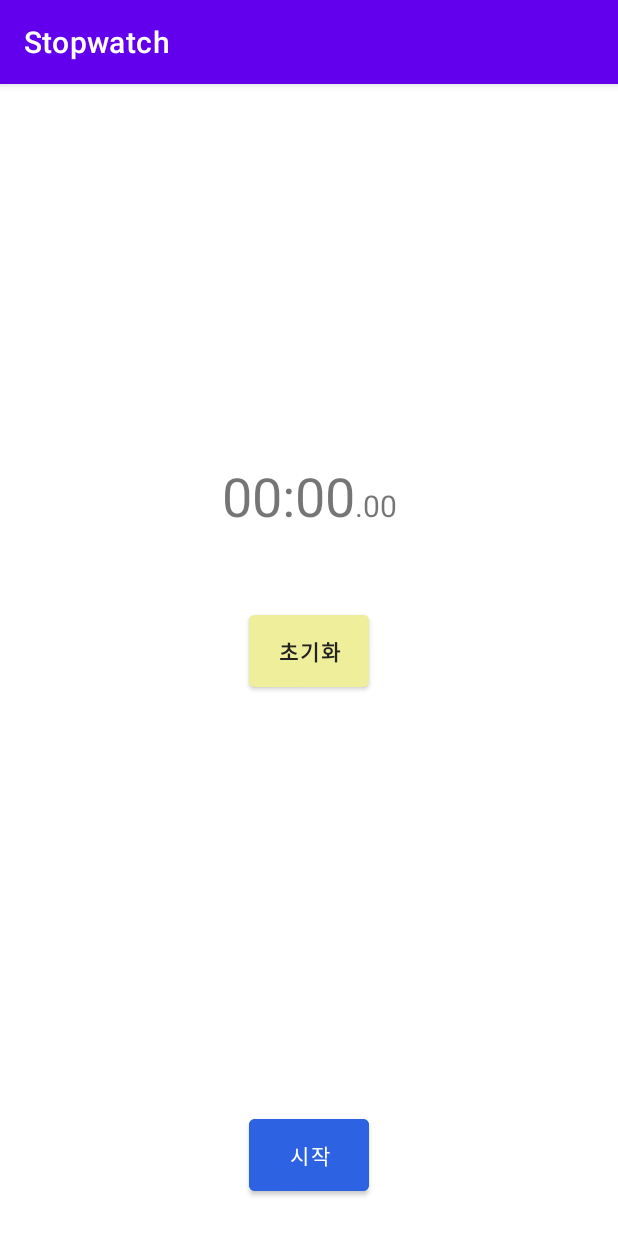
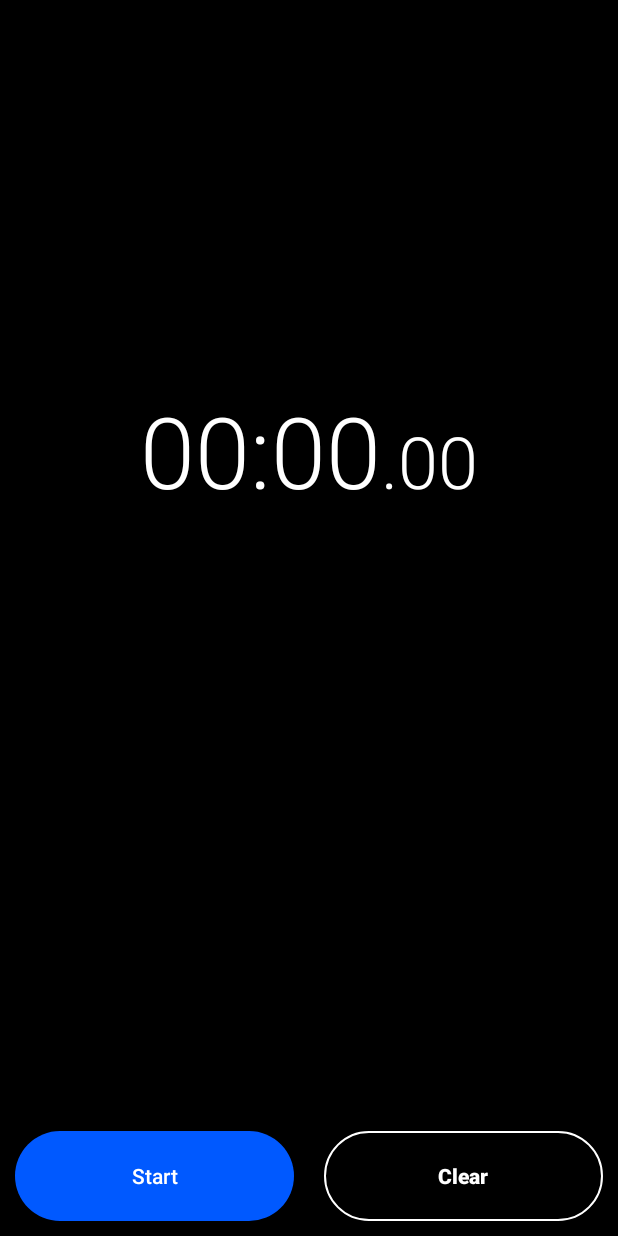
Before and after one commit to Tchaikovsky1114/kotlin-stopwatch, an Android app: the screen it shows after launch (MainActivity before the commit, UpgradeMainActivity after it), on a phone screen of 412 x 824 dp. Run offline under Robolectric (Android 15) with nearby library versions, the phone set to English and light mode, and no system bars.

Commit message:
feat: stopwatch 디자인 수정

```diff
--- a/app/src/main/AndroidManifest.xml
+++ b/app/src/main/AndroidManifest.xml
@@ -15,6 +15,13 @@
         <activity
             android:name=".MainActivity"
             android:exported="true">
+            <meta-data
+                android:name="android.app.lib_name"
+                android:value="" />
+        </activity>
+        <activity
+            android:name=".UpgradeMainActivity"
+            android:exported="true">
             <intent-filter>
                 <action android:name="android.intent.action.MAIN" />
 
--- /dev/null
+++ b/app/src/main/java/com/example/stopwatch/UpgradeMainActivity.kt
@@ -0,0 +1,93 @@
+package com.example.stopwatch
+
+import androidx.appcompat.app.AppCompatActivity
+import android.os.Bundle
+import android.view.View
+import android.widget.Button
+import android.widget.TextView
+import java.util.Timer
+import kotlin.concurrent.timer
+
+class UpgradeMainActivity : AppCompatActivity(), View.OnClickListener {
+
+
+    private lateinit var btn_start : Button
+    private lateinit var btn_refresh : Button
+    private lateinit var tv_minute : TextView
+    private lateinit var tv_second : TextView
+    private lateinit var tv_millisecond : TextView
+
+    private var isRunning = false
+
+    private var timer : Timer? = null
+    private var time = 0
+
+    override fun onCreate(savedInstanceState: Bundle?) {
+        super.onCreate(savedInstanceState)
+        setContentView(R.layout.activity_main_upgrade)
+
+        btn_start = findViewById(R.id.button_start)
+        btn_refresh = findViewById(R.id.button_refresh)
+        tv_minute = findViewById(R.id.minute)
+        tv_second = findViewById(R.id.second)
+        tv_millisecond = findViewById(R.id.millisecond)
+
+        // this = OnClickListener를 뜻함.
+        btn_start.setOnClickListener(this)
+        btn_refresh.setOnClickListener(this)
+    }
+
+    override fun onClick(view: View?) {
+        when(view?.id) {
+            R.id.button_start -> {
+                if(isRunning) {
+                    pause()
+                } else {
+                    start()
+                }
+            }
+            R.id.button_refresh -> {
+                refresh()
+            }
+        }
+    }
+
+    private fun start() {
+        btn_start.text = getString(R.string.btn_pause_eng)
+        isRunning = true
+
+        timer = timer(period = 10) {
+            time++
+
+            val milliSecond = time%100
+            val second = (time % 6000) / 100
+            val minute = time / 6000
+
+            // background 쓰레드는 UI에 접근할 수 없음.
+            // 접근하기 위해 runOnUiThread 사용.
+            runOnUiThread {
+                if(isRunning){
+                    tv_millisecond.text = if(milliSecond < 10) ".0${milliSecond}" else ".${milliSecond}"
+                    tv_second.text = if(second < 10) ".0${second}" else ".${second}"
+                    tv_minute.text = "$minute"
+                }
+            }
+        }
+    }
+    private fun pause() {
+        timer?.cancel()
+        btn_start.text = getString(R.string.btn_start_eng)
+        isRunning = false
+    }
+
+    private fun refresh() {
+        time = 0
+        runOnUiThread {
+            tv_millisecond.text = ".00"
+            tv_second.text = ".00"
+            tv_minute.text = "00"
+        }
+        pause()
+
+    }
+}
--- /dev/null
+++ b/app/src/main/res/drawable/btn_black.xml
@@ -0,0 +1,11 @@
+<?xml version="1.0" encoding="utf-8"?>
+<shape xmlns:android="http://schemas.android.com/apk/res/android">
+    <solid
+        android:color="@color/black"/>
+    <corners
+        android:radius="30dp" />
+    <stroke
+        android:width="1.5dp"
+        android:color="@color/white"
+        />
+</shape>
--- /dev/null
+++ b/app/src/main/res/drawable/btn_blue.xml
@@ -0,0 +1,8 @@
+<?xml version="1.0" encoding="utf-8"?>
+<shape xmlns:android="http://schemas.android.com/apk/res/android">
+    <solid
+        android:color="@color/blue"/>
+    <corners
+        android:radius="30dp" />
+
+</shape>
--- /dev/null
+++ b/app/src/main/res/layout/activity_main_upgrade.xml
@@ -0,0 +1,81 @@
+<?xml version="1.0" encoding="utf-8"?>
+<androidx.constraintlayout.widget.ConstraintLayout xmlns:android="http://schemas.android.com/apk/res/android"
+    xmlns:app="http://schemas.android.com/apk/res-auto"
+    xmlns:tools="http://schemas.android.com/tools"
+    android:layout_width="match_parent"
+    android:layout_height="match_parent"
+    android:background="@color/black"
+    tools:context=".MainActivity">
+
+    <TextView
+        android:id="@+id/minute"
+        android:layout_width="wrap_content"
+        android:layout_height="wrap_content"
+        android:text="00"
+        android:textSize="66sp"
+        app:layout_constraintBottom_toBottomOf="parent"
+        app:layout_constraintEnd_toStartOf="@+id/second"
+        app:layout_constraintHorizontal_bias="0.5"
+        app:layout_constraintHorizontal_chainStyle="packed"
+        app:layout_constraintStart_toStartOf="parent"
+        app:layout_constraintTop_toTopOf="parent"
+        android:fontFamily="sans-serif-light"
+        android:textColor="#fff"
+        app:layout_constraintVertical_bias="0.348" />
+
+    <TextView
+        android:id="@+id/second"
+        android:layout_width="wrap_content"
+        android:layout_height="wrap_content"
+        android:text=":00"
+        android:textSize="66sp"
+        app:layout_constraintBaseline_toBaselineOf="@+id/minute"
+        app:layout_constraintEnd_toStartOf="@+id/millisecond"
+        app:layout_constraintHorizontal_bias="0.5"
+        android:fontFamily="sans-serif-light"
+        android:textColor="#fff"
+        app:layout_constraintStart_toEndOf="@+id/minute" />
+
+    <TextView
+        android:id="@+id/millisecond"
+        android:layout_width="wrap_content"
+        android:layout_height="wrap_content"
+        android:text=".00"
+        android:textSize="48sp"
+        android:textColor="#fff"
+        app:layout_constraintBaseline_toBaselineOf="@+id/second"
+        app:layout_constraintEnd_toEndOf="parent"
+        app:layout_constraintHorizontal_bias="0.5"
+        android:fontFamily="sans-serif-light"
+        app:layout_constraintStart_toEndOf="@+id/second" />
+
+    <Button
+        android:id="@+id/button_start"
+        android:layout_width="0dp"
+        android:layout_height="60dp"
+        android:background="@drawable/btn_blue"
+        android:text="@string/btn_start_eng"
+        android:textAllCaps="false"
+        app:layout_constraintBottom_toBottomOf="parent"
+        app:layout_constraintEnd_toStartOf="@+id/button_refresh"
+        app:layout_constraintHorizontal_bias="0.5"
+        app:layout_constraintStart_toStartOf="parent"
+        android:layout_margin="10dp"
+        />
+
+    <Button
+        android:id="@+id/button_refresh"
+        android:layout_width="0dp"
+        android:layout_height="60dp"
+        android:background="@drawable/btn_black"
+        android:text="@string/btn_restart_eng"
+        android:textAllCaps="false"
+        android:textColor="#fff"
+        android:textStyle="bold"
+        app:layout_constraintBottom_toBottomOf="parent"
+        app:layout_constraintEnd_toEndOf="parent"
+        android:layout_margin="10dp"
+        app:layout_constraintHorizontal_bias="0.5"
+        app:layout_constraintStart_toEndOf="@+id/button_start" />
+
+</androidx.constraintlayout.widget.ConstraintLayout>
--- a/app/src/main/res/values/colors.xml
+++ b/app/src/main/res/values/colors.xml
@@ -11,4 +11,7 @@
     <color name="btn_start">#2d63e2</color>
     <color name="btn_restart">#eeee9b</color>
     <color name="btn_pause">#f41</color>
+
+    <color name ="blue">#0059ff</color>
+
 </resources>
--- a/app/src/main/res/values/strings.xml
+++ b/app/src/main/res/values/strings.xml
@@ -3,4 +3,8 @@
     <string name="btn_start">시작</string>
     <string name="btn_restart">초기화</string>
     <string name="btn_pause">일시정지</string>
+
+    <string name="btn_start_eng">Start</string>
+    <string name="btn_restart_eng">Clear</string>
+    <string name="btn_pause_eng">Pause</string>
 </resources>
--- a/app/src/main/res/values/themes.xml
+++ b/app/src/main/res/values/themes.xml
@@ -1,6 +1,6 @@
 <resources xmlns:tools="http://schemas.android.com/tools">
     <!-- Base application theme. -->
-    <style name="Theme.Stopwatch" parent="Theme.MaterialComponents.DayNight.DarkActionBar">
+    <style name="Theme.Stopwatch" parent="Theme.AppCompat.NoActionBar">
         <!-- Primary brand color. -->
         <item name="colorPrimary">@color/purple_500</item>
         <item name="colorPrimaryVariant">@color/purple_700</item>
```
